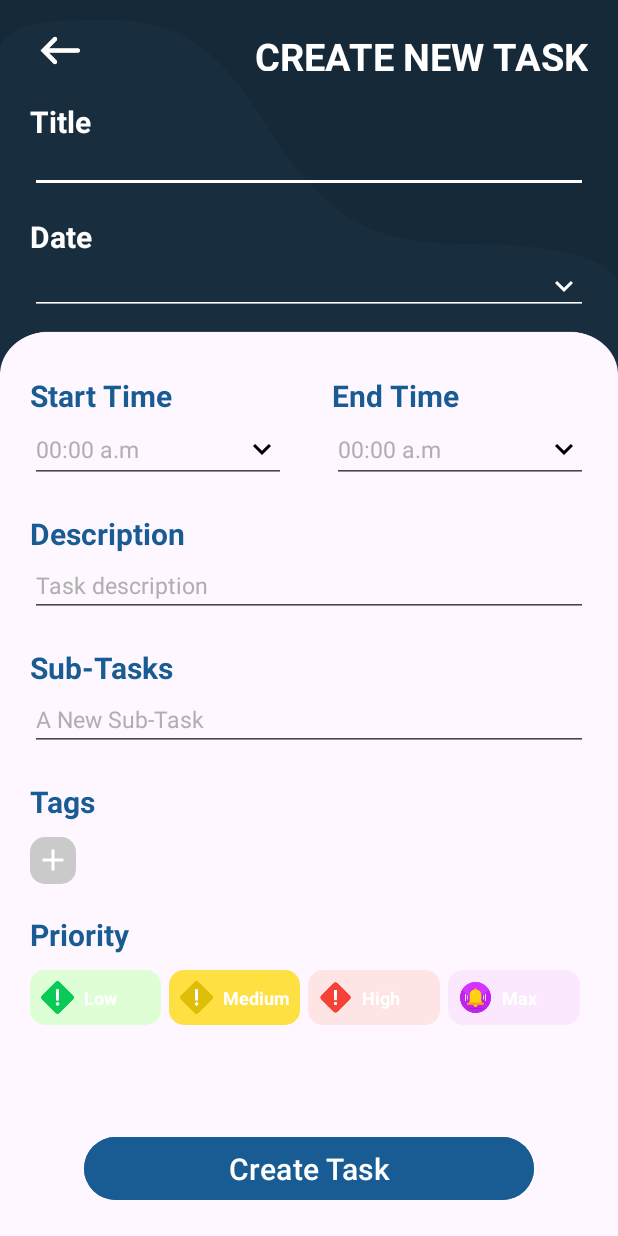
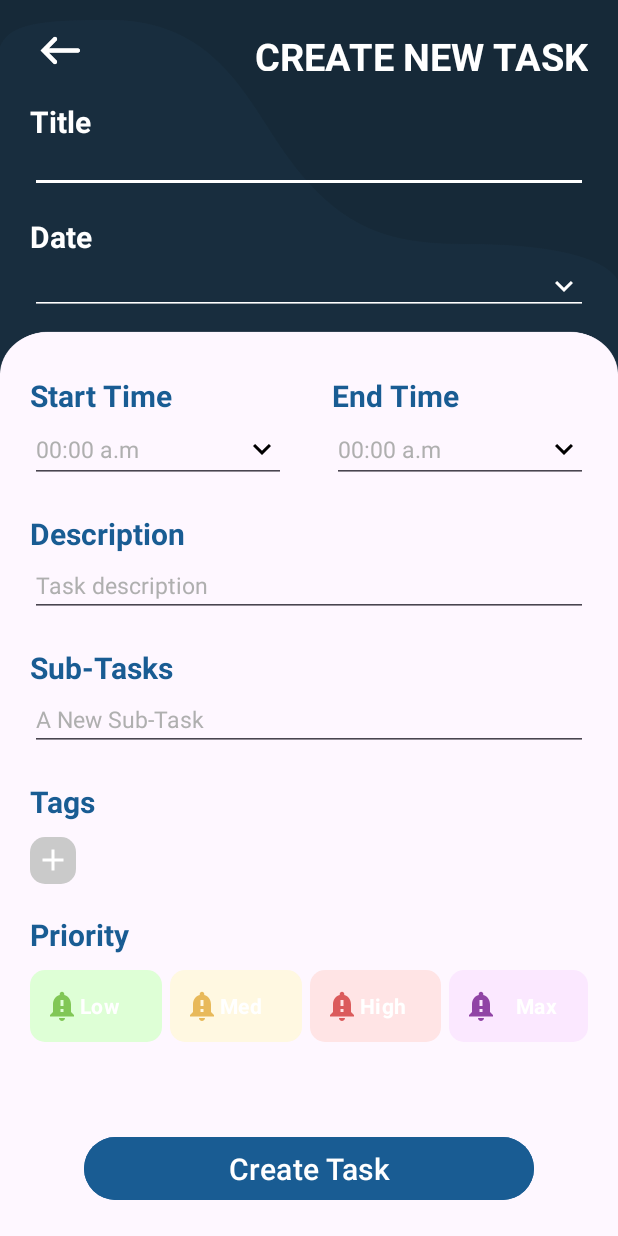
Before and after one commit to FernandoGaribay/Sync-O-Task, an Android app: the activity_createTask screen opened directly, with no data from a screen before it, on a phone screen of 412 x 824 dp. Run offline under Robolectric (Android 15) with nearby library versions, the phone set to English and light mode, and no system bars; our stand-ins replace Firebase (no records; nobody signed in at launch, a user with empty details on screens opened directly); Roboto replaces fonts that are not available here.

Commit message:
+ Requerimineto de radiobuttoms

```diff
--- a/app/src/main/java/com/aristidevs/syncotask/activity_createTask.kt
+++ b/app/src/main/java/com/aristidevs/syncotask/activity_createTask.kt
@@ -13,6 +13,7 @@ import android.widget.Button
 import android.widget.EditText
 import android.widget.ImageView
 import android.widget.LinearLayout
+import android.widget.RadioButton
 import android.widget.TextView
 import android.widget.Toast
 import androidx.appcompat.app.AlertDialog
@@ -40,10 +41,10 @@ class activity_createTask : AppCompatActivity() {
     lateinit var textDate: EditText
     lateinit var textStartTime: EditText
     lateinit var textEndTime: EditText
-    lateinit var btnLowPriority: LinearLayout
-    lateinit var btnMediumPriority: LinearLayout
-    lateinit var btnHighPriority: LinearLayout
-    lateinit var btnMaxPriority: LinearLayout
+    lateinit var btnLowPriority: RadioButton
+    lateinit var btnMediumPriority: RadioButton
+    lateinit var btnHighPriority: RadioButton
+    lateinit var btnMaxPriority: RadioButton
 
     private val newEditTextList = mutableListOf<EditText>()
     private val newTagsList = mutableListOf<TextView>()
@@ -100,7 +101,7 @@ class activity_createTask : AppCompatActivity() {
             }
         }
 
-        btnLowPriority = findViewById<LinearLayout>(R.id.btnLowPriority)
+        btnLowPriority = findViewById<RadioButton>(R.id.btnLowPriority)
         btnLowPriority.setOnClickListener {
             lvlPriority = "Low Priority"
             btnLowPriority.backgroundTintList =
@@ -113,7 +114,7 @@ class activity_createTask : AppCompatActivity() {
                 ColorStateList.valueOf(ContextCompat.getColor(this, R.color.light_purple))
         }
 
-        btnMediumPriority = findViewById<LinearLayout>(R.id.btnMediumPriority)
+        btnMediumPriority = findViewById<RadioButton>(R.id.btnMediumPriority)
         btnMediumPriority.setOnClickListener {
             lvlPriority = "Medium Priority"
             btnMediumPriority.backgroundTintList =
@@ -126,7 +127,7 @@ class activity_createTask : AppCompatActivity() {
                 ColorStateList.valueOf(ContextCompat.getColor(this, R.color.light_purple))
         }
 
-        btnHighPriority = findViewById<LinearLayout>(R.id.btnHighPriority)
+        btnHighPriority = findViewById<RadioButton>(R.id.btnHighPriority)
         btnHighPriority.setOnClickListener {
             lvlPriority = "High Priority"
             btnHighPriority.backgroundTintList =
@@ -139,7 +140,7 @@ class activity_createTask : AppCompatActivity() {
                 ColorStateList.valueOf(ContextCompat.getColor(this, R.color.light_purple))
         }
 
-        btnMaxPriority = findViewById<LinearLayout>(R.id.btnMaxPriority)
+        btnMaxPriority = findViewById<RadioButton>(R.id.btnMaxPriority)
         btnMaxPriority.setOnClickListener {
             lvlPriority = "Max Priority"
             btnMaxPriority.backgroundTintList =
--- /dev/null
+++ b/app/src/main/res/drawable-anydpi/ic_max.xml
@@ -0,0 +1,11 @@
+<vector xmlns:android="http://schemas.android.com/apk/res/android"
+    android:width="24dp"
+    android:height="24dp"
+    android:viewportWidth="24"
+    android:viewportHeight="24"
+    android:tint="#461155"
+    android:alpha="0.8">
+  <path
+      android:fillColor="@android:color/white"
+      android:pathData="M18,16v-5c0,-3.07 -1.64,-5.64 -4.5,-6.32L13.5,4c0,-0.83 -0.67,-1.5 -1.5,-1.5s-1.5,0.67 -1.5,1.5v0.68C7.63,5.36 6,7.92 6,11v5l-2,2v1h16v-1l-2,-2zM13,16h-2v-2h2v2zM13,12h-2L11,8h2v4zM12,22c1.1,0 2,-0.9 2,-2h-4c0,1.1 0.89,2 2,2z"/>
+</vector>
--- /dev/null
+++ b/app/src/main/res/drawable-anydpi/ic_test.xml
@@ -0,0 +1,11 @@
+<vector xmlns:android="http://schemas.android.com/apk/res/android"
+    android:width="24dp"
+    android:height="24dp"
+    android:viewportWidth="24"
+    android:viewportHeight="24"
+    android:tint="#FFFFFF"
+    android:alpha="0.6">
+  <path
+      android:fillColor="@android:color/white"
+      android:pathData="M18,16v-5c0,-3.07 -1.64,-5.64 -4.5,-6.32L13.5,4c0,-0.83 -0.67,-1.5 -1.5,-1.5s-1.5,0.67 -1.5,1.5v0.68C7.63,5.36 6,7.92 6,11v5l-2,2v1h16v-1l-2,-2zM13,16h-2v-2h2v2zM13,12h-2L11,8h2v4zM12,22c1.1,0 2,-0.9 2,-2h-4c0,1.1 0.89,2 2,2z"/>
+</vector>
--- a/app/src/main/res/layout/activity_create_task.xml
+++ b/app/src/main/res/layout/activity_create_task.xml
@@ -319,137 +319,87 @@
                         android:layout_marginTop="10dp"
                         android:orientation="horizontal">
 
-                        <LinearLayout
-                            android:id="@+id/btnLowPriority"
-                            android:layout_width="0dp"
+                        <RadioGroup
+                            android:layout_width="match_parent"
                             android:layout_height="match_parent"
-                            android:layout_marginRight="5dp"
-                            android:layout_weight="1"
-                            android:background="@drawable/bc_btnpriority"
-                            android:backgroundTint="@color/light_green"
                             android:orientation="horizontal">
 
-                            <ImageView
-                                android:layout_width="0dp"
+                            <RadioButton
+                                android:id="@+id/btnLowPriority"
+                                android:layout_width="match_parent"
                                 android:layout_height="match_parent"
-                                android:layout_marginLeft="5dp"
+                                android:layout_weight="1"
+                                android:text="@string/editTask_lblLowPriority"
+                                android:textStyle="bold"
+                                android:textColor="@color/white"
+                                android:textAlignment="textStart"
+                                android:button="@color/transparent"
                                 android:layout_marginRight="5dp"
+                                android:padding="10dp"
+                                android:drawableLeft="@drawable/ic_test"
+                                android:drawableTint="@color/dark_green"
+                                android:background="@drawable/bc_btnpriority"
+                                android:backgroundTint="@color/light_green">
+
+                            </RadioButton>
+
+                            <RadioButton
+                                android:id="@+id/btnMediumPriority"
+                                android:layout_width="match_parent"
+                                android:layout_height="match_parent"
                                 android:layout_weight="1"
-                                android:paddingTop="7dp"
-                                android:paddingBottom="7dp"
-                                android:scaleType="centerInside"
-                                android:src="@drawable/low" />
+                                android:text="@string/editTask_lblMediumPriority"
+                                android:textStyle="bold"
+                                android:textColor="@color/white"
+                                android:textAlignment="textStart"
+                                android:button="@color/transparent"
+                                android:layout_marginRight="5dp"
+                                android:padding="10dp"
+                                android:drawableLeft="@drawable/ic_test"
+                                android:drawableTint="@color/dark_yellow"
+                                android:background="@drawable/bc_btnpriority"
+                                android:backgroundTint="@color/light_yellow">
 
-                            <TextView
-                                android:layout_width="0dp"
-                                android:layout_height="wrap_content"
-                                android:layout_weight="2"
-                                android:paddingTop="10dp"
-                                android:paddingBottom="10dp"
-                                android:text="@string/createTask_lblLowPriority"
+                            </RadioButton>
+
+                            <RadioButton
+                                android:id="@+id/btnHighPriority"
+                                android:layout_width="match_parent"
+                                android:layout_height="match_parent"
+                                android:layout_weight="1"
+                                android:text="@string/editTask_lblHighPriority"
+                                android:textStyle="bold"
                                 android:textColor="@color/white"
-                                android:textSize="12dp"
-                                android:textStyle="bold" />
-                        </LinearLayout>
+                                android:textAlignment="textStart"
+                                android:button="@color/transparent"
+                                android:layout_marginRight="5dp"
+                                android:padding="10dp"
+                                android:drawableLeft="@drawable/ic_test"
+                                android:drawableTint="@color/dark_red"
+                                android:background="@drawable/bc_btnpriority"
+                                android:backgroundTint="@color/light_red">
 
-                        <LinearLayout
-                            android:id="@+id/btnMediumPriority"
-                            android:backgroundTint="@color/yellow"
-                            android:background="@drawable/bc_btnpriority"
-                            android:layout_width="0dp"
-                            android:layout_height="match_parent"
-                            android:layout_marginRight="5dp"
-                            android:layout_weight="1"
-                            android:orientation="horizontal">
+                            </RadioButton>
 
-                            <ImageView
-                                android:layout_width="0dp"
+                            <RadioButton
+                                android:id="@+id/btnMaxPriority"
+                                android:layout_width="match_parent"
                                 android:layout_height="match_parent"
-                                android:layout_marginLeft="5dp"
-                                android:layout_marginRight="5dp"
                                 android:layout_weight="1"
-                                android:paddingTop="7dp"
-                                android:paddingBottom="7dp"
-                                android:scaleType="centerInside"
-                                android:src="@drawable/medium" />
+                                android:text="@string/editTask_lblMaxPriority"
+                                android:textStyle="bold"
+                                android:textColor="@color/white"
+                                android:textAlignment="center"
+                                android:button="@color/transparent"
+                                android:padding="10dp"
+                                android:drawableLeft="@drawable/ic_max"
+                                android:drawableTint="@color/dark_purple"
+                                android:background="@drawable/bc_btnpriority"
+                                android:backgroundTint="@color/light_purple">
 
-                            <TextView
-                                android:layout_width="0dp"
-                                android:layout_height="wrap_content"
-                                android:layout_weight="2"
-                                android:paddingTop="10dp"
-                                android:paddingBottom="10dp"
-                                android:text="@string/createTask_lblMediumPriority"
-                                android:textColor="@color/white"
-                                android:textSize="12dp"
-                                android:textStyle="bold" />
-                        </LinearLayout>
+                            </RadioButton>
 
-                        <LinearLayout
-                            android:id="@+id/btnHighPriority"
-                            android:layout_width="0dp"
-                            android:layout_height="match_parent"
-                            android:layout_marginRight="5dp"
-                            android:layout_weight="1"
-                            android:background="@drawable/bc_btnpriority"
-                            android:backgroundTint="@color/light_red"
-                            android:orientation="horizontal">
-
-                            <ImageView
-                                android:layout_width="0dp"
-                                android:layout_height="match_parent"
-                                android:layout_marginLeft="5dp"
-                                android:layout_marginRight="5dp"
-                                android:layout_weight="1"
-                                android:paddingTop="7dp"
-                                android:paddingBottom="7dp"
-                                android:scaleType="centerInside"
-                                android:src="@drawable/high" />
-
-                            <TextView
-                                android:layout_width="0dp"
-                                android:layout_height="wrap_content"
-                                android:layout_weight="2"
-                                android:paddingTop="10dp"
-                                android:paddingBottom="10dp"
-                                android:text="@string/createTask_lblHighPriority"
-                                android:textColor="@color/white"
-                                android:textSize="12dp"
-                                android:textStyle="bold" />
-                        </LinearLayout>
-
-                        <LinearLayout
-                            android:id="@+id/btnMaxPriority"
-                            android:layout_width="0dp"
-                            android:layout_height="match_parent"
-                            android:layout_marginRight="5dp"
-                            android:layout_weight="1"
-                            android:background="@drawable/bc_btnpriority"
-                            android:backgroundTint="@color/light_purple"
-                            android:orientation="horizontal">
-
-                            <ImageView
-                                android:layout_width="0dp"
-                                android:layout_height="match_parent"
-                                android:layout_marginLeft="5dp"
-                                android:layout_marginRight="5dp"
-                                android:layout_weight="1"
-                                android:paddingTop="7dp"
-                                android:paddingBottom="7dp"
-                                android:scaleType="centerInside"
-                                android:src="@drawable/max" />
-
-                            <TextView
-                                android:layout_width="0dp"
-                                android:layout_height="wrap_content"
-                                android:layout_weight="2"
-                                android:paddingTop="10dp"
-                                android:paddingBottom="10dp"
-                                android:text="@string/createTask_lblMaxPriority"
-                                android:textColor="@color/white"
-                                android:textSize="12dp"
-                                android:textStyle="bold" />
-                        </LinearLayout>
+                        </RadioGroup>
                     </LinearLayout>
 
                 </LinearLayout>
--- a/app/src/main/res/values/colors.xml
+++ b/app/src/main/res/values/colors.xml
@@ -11,11 +11,12 @@
     <!-- Colores UI-->
     <color name="background_color">#162938</color>
     <color name="dark_blue">#195C93</color>
-    <color name="dark_green">#78CB3F</color>
-    <color name="dark_red">#DA0000</color>
-    <color name="dark_yellow">#F3BE53</color>
+    <color name="dark_green">#42A100</color>
+    <color name="dark_red">#C30000</color>
+    <color name="dark_purple">#761C8F</color>
+    <color name="dark_yellow">#D89000</color>
 
-    <color name="green">#8BE175</color>
+    <color name="green">#90E47B</color>
     <color name="yellow">#FFE042</color>
     <color name="red">#FF7374</color>
     <color name="purple">#E784FB</color>
--- a/app/src/main/res/values/strings.xml
+++ b/app/src/main/res/values/strings.xml
@@ -70,7 +70,7 @@
     <string name="editTask_lblPriority">Priority</string>
     <string name="editTask_lblMaxPriority">Max</string>
     <string name="editTask_lblHighPriority">High</string>
-    <string name="editTask_lblMediumPriority">Medium</string>
+    <string name="editTask_lblMediumPriority">Med</string>
     <string name="editTask_lblLowPriority">Low</string>
     <string name="editTask_btnEditTask">Edit</string>
     <string name="editTask_btnDeleteTask">Delete</string>
```
Also changed, not shown: app/src/main/java/com/aristidevs/syncotask/dialogs/EditTaskDialog.kt (+5 -4 lines), app/src/main/res/layout/dialog_edit_task.xml (+76 -123 lines), app/src/main/res/drawable-hdpi/ic_max.png (added), app/src/main/res/drawable-hdpi/ic_test.png (added), app/src/main/res/drawable-mdpi/ic_max.png (added), app/src/main/res/drawable-mdpi/ic_test.png (added), app/src/main/res/drawable-xhdpi/ic_max.png (added), app/src/main/res/drawable-xhdpi/ic_test.png (added), app/src/main/res/drawable-xxhdpi/ic_max.png (added), app/src/main/res/drawable-xxhdpi/ic_test.png (added).
